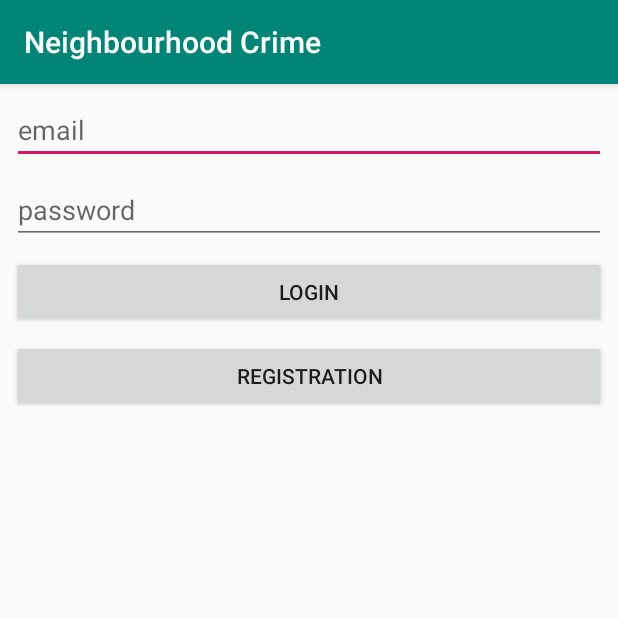
After one commit to RaresScoica/InfoEducatieNeighbourhoodCrime, an Android app: the CitizenLoginActivity screen opened directly, with no data from a screen before it, on a phone screen of 412 x 824 dp, the top half of it. The commit adds this screen. Run offline under Robolectric (Android 15) with nearby library versions, the phone set to English and light mode, and no system bars; our stand-ins replace Firebase (no records; nobody signed in at launch, a user with empty details on screens opened directly); 1 statement that could not run was skipped.

Commit message:
Map APIs and more

```diff
--- a/app/build.gradle
+++ b/app/build.gradle
@@ -23,6 +23,10 @@ dependencies {
     implementation 'com.android.support:appcompat-v7:28.0.0'
     implementation 'com.android.support.constraint:constraint-layout:1.1.3'
     implementation 'com.google.firebase:firebase-core:16.0.9'
+    implementation 'com.google.firebase:firebase-database:17.0.0'
+    implementation 'com.google.firebase:firebase-auth:17.0.0'
+    implementation 'com.google.android.gms:play-services-maps:16.1.0'
+    implementation 'com.google.android.gms:play-services-location:16.0.0'
     testImplementation 'junit:junit:4.12'
     androidTestImplementation 'com.android.support.test:runner:1.0.2'
     androidTestImplementation 'com.android.support.test.espresso:espresso-core:3.0.2'
--- /dev/null
+++ b/app/src/main/java/ro/infoeducatie/neighbourhoodcrime/CitizenLoginActivity.java
@@ -0,0 +1,101 @@
+package ro.infoeducatie.neighbourhoodcrime;
+
+import android.content.Intent;
+import android.support.annotation.NonNull;
+import android.support.v7.app.AppCompatActivity;
+import android.os.Bundle;
+import android.view.View;
+import android.widget.Button;
+import android.widget.EditText;
+import android.widget.Toast;
+
+import com.google.android.gms.tasks.OnCompleteListener;
+import com.google.android.gms.tasks.Task;
+import com.google.firebase.auth.AuthResult;
+import com.google.firebase.auth.FirebaseAuth;
+import com.google.firebase.auth.FirebaseUser;
+import com.google.firebase.database.DatabaseReference;
+import com.google.firebase.database.FirebaseDatabase;
+
+public class CitizenLoginActivity extends AppCompatActivity {
+
+    private EditText mEmail, mPassword;
+    private Button mLogin, mRegistration;
+
+    private FirebaseAuth mAuth;
+    private FirebaseAuth.AuthStateListener firebaseAuthListener;
+    @Override
+    protected void onCreate(Bundle savedInstanceState) {
+        super.onCreate(savedInstanceState);
+        setContentView(R.layout.activity_citizen_login);
+
+        mAuth = FirebaseAuth.getInstance();
+        firebaseAuthListener = new FirebaseAuth.AuthStateListener() {
+            @Override
+            public void onAuthStateChanged(@NonNull FirebaseAuth firebaseAuth) {
+                FirebaseUser user = FirebaseAuth.getInstance().getCurrentUser();
+                if(user!=null){
+                    Intent intent = new Intent(CitizenLoginActivity.this, CitizenMapActivity.class);
+                    startActivity(intent);
+                    finish();
+                    return;
+                }
+            }
+        };
+
+        mEmail = (EditText) findViewById(R.id.email);
+        mPassword = (EditText) findViewById(R.id.password);
+
+        mLogin = (Button) findViewById(R.id.login);
+        mRegistration = (Button) findViewById(R.id.registration);
+
+        mRegistration.setOnClickListener(new View.OnClickListener() {
+            @Override
+            public void onClick(View v) {
+                final String email = mEmail.getText().toString();
+                final String password = mPassword.getText().toString();
+                mAuth.createUserWithEmailAndPassword(email, password).addOnCompleteListener(CitizenLoginActivity.this, new OnCompleteListener<AuthResult>() {
+                    @Override
+                    public void onComplete(@NonNull Task<AuthResult> task) {
+                        if(!task.isSuccessful()){
+                            Toast.makeText(CitizenLoginActivity.this, "sign up error", Toast.LENGTH_SHORT).show();
+                        }
+                        else{
+                            String user_id = mAuth.getCurrentUser().getUid();
+                            DatabaseReference current_user_db = FirebaseDatabase.getInstance().getReference().child("Users").child("Citizens").child(user_id);
+                            current_user_db.setValue(true);
+                        }
+                    }
+                });
+            }
+        });
+
+        mLogin.setOnClickListener(new View.OnClickListener() {
+            @Override
+            public void onClick(View v) {
+                final String email = mEmail.getText().toString();
+                final String password = mPassword.getText().toString();
+                mAuth.signInWithEmailAndPassword(email, password).addOnCompleteListener(CitizenLoginActivity.this, new OnCompleteListener<AuthResult>() {
+                    @Override
+                    public void onComplete(@NonNull Task<AuthResult> task) {
+                        if(!task.isSuccessful()){
+                            Toast.makeText(CitizenLoginActivity.this, "sign in error", Toast.LENGTH_SHORT).show();
+                        }
+                    }
+                });
+            }
+        });
+    }
+
+    @Override
+    protected void onStart() {
+        super.onStart();
+        mAuth.addAuthStateListener(firebaseAuthListener);
+    }
+
+    @Override
+    protected void onStop() {
+        super.onStop();
+        mAuth.removeAuthStateListener(firebaseAuthListener);
+    }
+}
--- /dev/null
+++ b/app/src/main/res/layout/activity_citizen_login.xml
@@ -0,0 +1,57 @@
+<?xml version="1.0" encoding="utf-8"?>
+<android.support.constraint.ConstraintLayout xmlns:android="http://schemas.android.com/apk/res/android"
+    xmlns:app="http://schemas.android.com/apk/res-auto"
+    xmlns:tools="http://schemas.android.com/tools"
+    android:layout_width="match_parent"
+    android:layout_height="match_parent"
+    tools:context=".CitizenLoginActivity">
+
+    <EditText
+        android:id="@+id/email"
+        android:layout_width="match_parent"
+        android:layout_height="wrap_content"
+        android:layout_marginStart="8dp"
+        android:layout_marginTop="8dp"
+        android:layout_marginEnd="8dp"
+        android:hint="email"
+        app:layout_constraintEnd_toEndOf="parent"
+        app:layout_constraintStart_toStartOf="parent"
+        app:layout_constraintTop_toTopOf="parent" />
+
+    <EditText
+        android:id="@+id/password"
+        android:layout_width="match_parent"
+        android:layout_height="wrap_content"
+        android:layout_marginStart="8dp"
+        android:layout_marginTop="8dp"
+        android:layout_marginEnd="8dp"
+        android:hint="password"
+        app:layout_constraintEnd_toEndOf="parent"
+        app:layout_constraintStart_toStartOf="parent"
+        app:layout_constraintTop_toBottomOf="@+id/email" />
+
+    <Button
+        android:id="@+id/login"
+        android:layout_width="match_parent"
+        android:layout_height="wrap_content"
+        android:layout_marginStart="8dp"
+        android:layout_marginTop="8dp"
+        android:layout_marginEnd="8dp"
+        android:text="Login"
+        app:layout_constraintEnd_toEndOf="parent"
+        app:layout_constraintStart_toStartOf="parent"
+        app:layout_constraintTop_toBottomOf="@+id/password" />
+
+    <Button
+        android:id="@+id/registration"
+        android:layout_width="match_parent"
+        android:layout_height="wrap_content"
+        android:layout_marginStart="8dp"
+        android:layout_marginTop="8dp"
+        android:layout_marginEnd="8dp"
+        android:text="Registration"
+        app:layout_constraintEnd_toEndOf="parent"
+        app:layout_constraintStart_toStartOf="parent"
+        app:layout_constraintTop_toBottomOf="@+id/login" />
+
+</android.support.constraint.ConstraintLayout>
--- a/app/src/main/res/values/strings.xml
+++ b/app/src/main/res/values/strings.xml
@@ -1,3 +1,4 @@
 <resources>
     <string name="app_name">Neighbourhood Crime</string>
+    <string name="title_activity_citizen_map">Map</string>
 </resources>
```
Also changed, not shown: app/src/debug/res/values/google_maps_api.xml (added, +24 -0 lines), app/src/main/AndroidManifest.xml (+31 -3 lines), app/src/main/java/ro/infoeducatie/neighbourhoodcrime/CitizenMapActivity.java (added, +94 -0 lines), app/src/main/java/ro/infoeducatie/neighbourhoodcrime/LawenforcerLoginActivity.java (added, +101 -0 lines), app/src/main/java/ro/infoeducatie/neighbourhoodcrime/MainActivity.java (+27 -0 lines), app/src/main/java/ro/infoeducatie/neighbourhoodcrime/MapActivity.java (added, +13 -0 lines), app/src/main/res/layout/activity_citizen_map.xml (added, +9 -0 lines), app/src/main/res/layout/activity_lawenforcer_login.xml (added, +57 -0 lines), app/src/main/res/layout/activity_main.xml (+32 -2 lines), app/src/main/res/layout/activity_map.xml (added, +9 -0 lines), 1 other file.
